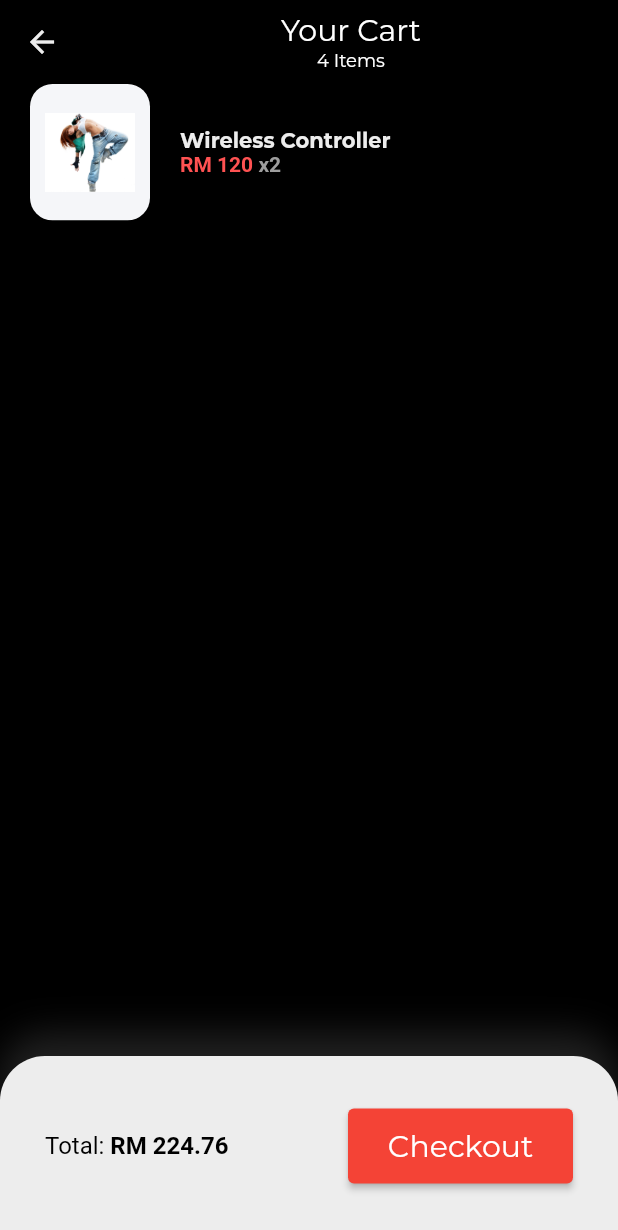
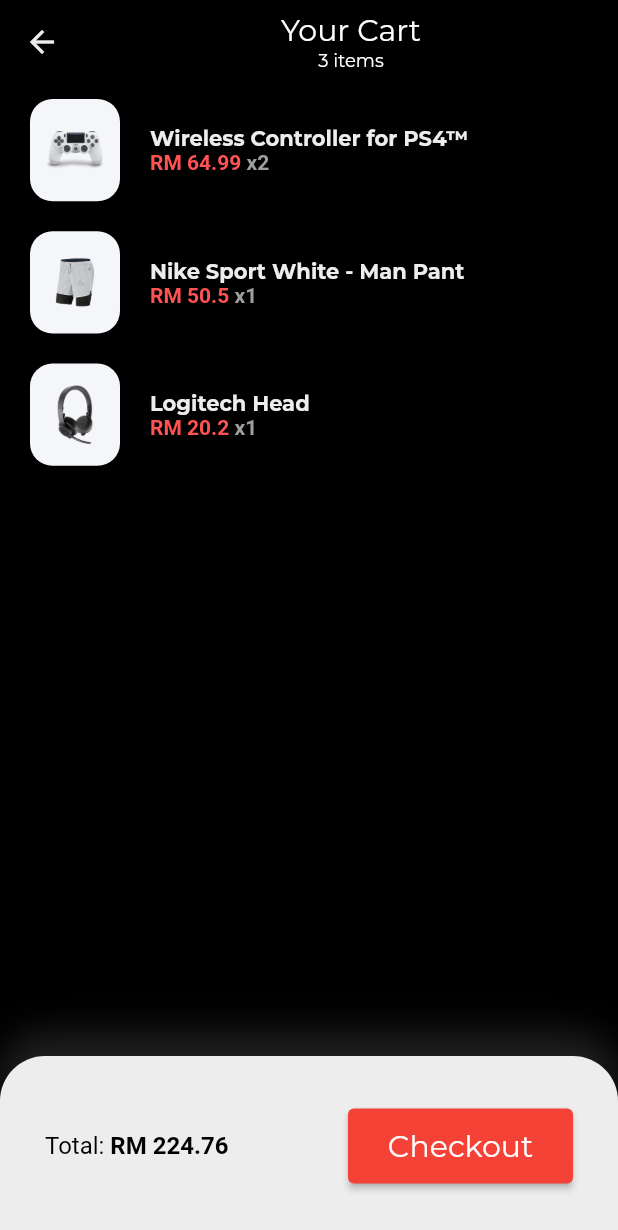
Before and after one commit to hakimdaniall/cartsituios, a Flutter app: the screen it shows after launch, on a phone screen of 412 x 824 dp. Shown: the top 1230 px of the screen. Run offline on Flutter 3.47's test engine with Material 2 defaults, Android fonts, the phone set to English and light mode, and no system bars; our stand-ins replace carousel_pro, flutter_spinkit, flutter_svg, intl_phone_number_input, page_transition, video_player; missing offline and left inert: custom_switch; project files that could hold a hidden picture were left out.

Commit message:
add dismissible in cart screen

```diff
--- a/lib/pages/cart/cart_screen.dart
+++ b/lib/pages/cart/cart_screen.dart
@@ -1,4 +1,5 @@
 import 'package:flutter/material.dart';
+import 'package:tiktok_ui/pages/models/Cart.dart';
 import 'package:tiktok_ui/theme/colors.dart';
 import 'package:tiktok_ui/pages/cart/components/body.dart';
 import 'package:tiktok_ui/pages/cart/components/checkout_card.dart';
@@ -34,7 +35,7 @@
             style: TextStyle(color: Colors.white),
             ),
             Text(
-              '4 Items',
+              '${demoCarts.length} items',
               style: TextStyle(
                 color: Colors.white,
                 fontSize: 12.0,
--- a/lib/pages/cart/components/body.dart
+++ b/lib/pages/cart/components/body.dart
@@ -2,14 +2,50 @@
 import 'package:tiktok_ui/theme/colors.dart';
 import 'cart_item_cart.dart';
 
-class Body extends StatelessWidget {
+import 'package:tiktok_ui/pages/models/Cart.dart';
+import 'package:flutter_svg/flutter_svg.dart';
+
+class Body extends StatefulWidget {
 
   @override
+  _BodyState createState() => _BodyState();
+}
+
+class _BodyState extends State<Body> {
+  @override
   Widget build(BuildContext context) {
-    return Column(
-      children: [
-        CartItemCard(),
-      ],
+    return Padding(
+        padding:
+        EdgeInsets.symmetric(horizontal:20),
+          child: ListView.builder(
+           itemCount: demoCarts.length,
+            itemBuilder: (context, index) => Padding(
+              padding: EdgeInsets.symmetric(vertical: 10),
+               child: Dismissible(
+                key: Key(demoCarts[index].product.id.toString()),
+                 direction: DismissDirection.endToStart,
+                   onDismissed: (direction) {
+                      setState(() {
+                       demoCarts.removeAt(index);
+                        });
+                       },
+                background: Container(
+                  padding: EdgeInsets.symmetric(horizontal: 20),
+                   decoration: BoxDecoration(
+                    color: Color(0xFFFFE6E6),
+                     borderRadius: BorderRadius.circular(15),
+                     ),
+                  child: Row(
+                    children: [
+                     Spacer(),
+                     SvgPicture.asset("assets/icons/Trash.svg"),
+                     ],
+                    ),
+                    ),
+                child:CartItemCard(cart: demoCarts[index]),
+                ),
+              ),
+          ),
     );
   }
 }
--- a/lib/pages/cart/components/cart_item_cart.dart
+++ b/lib/pages/cart/components/cart_item_cart.dart
@@ -1,18 +1,20 @@
 import 'package:flutter/material.dart';
 import 'package:tiktok_ui/theme/colors.dart';
+import 'package:tiktok_ui/pages/models/Cart.dart';
 
 class CartItemCard extends StatelessWidget {
   const CartItemCard({
     Key key,
+    @required this.cart,
   }) : super(key: key);
 
+  final Cart cart;
 
   @override
   Widget build(BuildContext context) {
     return Row(
       children: [
-        SizedBox(width: 20.0, height: 50.0),
-        SizedBox(width: 80,
+        SizedBox(width: 60,
           child: AspectRatio(
             aspectRatio: 0.88,
             child: Container(
@@ -21,7 +23,7 @@
                 color: Color(0xFFF5F6F9),
                 borderRadius: BorderRadius.circular(15),
               ),
-              child: Image.asset('assets/dance/dance_1.jpg'),
+              child: Image.asset(cart.product.images[0]),
             ),
           ),
         ),
@@ -29,7 +31,7 @@
         Column(
           crossAxisAlignment: CrossAxisAlignment.start,
           children: [
-            Text('Wireless Controller',
+            Text(cart.product.title,
               style: TextStyle(
               fontSize: 14,
               fontWeight: FontWeight.bold,
@@ -39,14 +41,14 @@
             ),
             Text.rich(
               TextSpan(
-                  text: 'RM 120',
+                  text: 'RM ${cart.product.price}',
                   style: TextStyle(
                     fontWeight: FontWeight.w600,
                     color: Colors.redAccent,
                   ),
                   children: [
                     TextSpan(
-                      text: ' x2',
+                      text: ' x${cart.numOfItem}',
                       style: TextStyle(
                         color: Colors.grey,
                       ),
--- /dev/null
+++ b/lib/pages/models/Cart.dart
@@ -0,0 +1,19 @@
+import 'package:flutter/material.dart';
+
+import 'Product.dart';
+import 'Product.dart';
+
+class Cart {
+  final Product product;
+  final int numOfItem;
+
+  Cart({@required this.product, @required this.numOfItem});
+}
+
+// Demo data for our cart
+
+List<Cart> demoCarts = [
+  Cart(product: demoProducts[0], numOfItem: 2),
+  Cart(product: demoProducts[1], numOfItem: 1),
+  Cart(product: demoProducts[3], numOfItem: 1),
+];
--- /dev/null
+++ b/lib/pages/models/Product.dart
@@ -0,0 +1,103 @@
+import 'package:flutter/material.dart';
+
+class Product {
+  final int id;
+  final String title, description;
+  final List<String> images;
+  final List<Color> colors;
+  final double rating, price;
+  final bool isFavourite, isPopular;
+
+  Product({
+    @required this.id,
+    @required this.images,
+    @required this.colors,
+    this.rating = 0.0,
+    this.isFavourite = false,
+    this.isPopular = false,
+    @required this.title,
+    @required this.price,
+    @required this.description,
+  });
+}
+
+// Our demo Products
+
+List<Product> demoProducts = [
+  Product(
+    id: 1,
+    images: [
+      "assets/images/ps4_console_white_1.png",
+      "assets/images/ps4_console_white_2.png",
+      "assets/images/ps4_console_white_3.png",
+      "assets/images/ps4_console_white_4.png",
+    ],
+    colors: [
+      Color(0xFFF6625E),
+      Color(0xFF836DB8),
+      Color(0xFFDECB9C),
+      Colors.white,
+    ],
+    title: "Wireless Controller for PS4™",
+    price: 64.99,
+    description: description,
+    rating: 4.8,
+    isFavourite: true,
+    isPopular: true,
+  ),
+  Product(
+    id: 2,
+    images: [
+      "assets/images/Image Popular Product 2.png",
+    ],
+    colors: [
+      Color(0xFFF6625E),
+      Color(0xFF836DB8),
+      Color(0xFFDECB9C),
+      Colors.white,
+    ],
+    title: "Nike Sport White - Man Pant",
+    price: 50.5,
+    description: description,
+    rating: 4.1,
+    isPopular: true,
+  ),
+  Product(
+    id: 3,
+    images: [
+      "assets/images/glap.png",
+    ],
+    colors: [
+      Color(0xFFF6625E),
+      Color(0xFF836DB8),
+      Color(0xFFDECB9C),
+      Colors.white,
+    ],
+    title: "Gloves XC Omega - Polygon",
+    price: 36.55,
+    description: description,
+    rating: 4.1,
+    isFavourite: true,
+    isPopular: true,
+  ),
+  Product(
+    id: 4,
+    images: [
+      "assets/images/wireless headset.png",
+    ],
+    colors: [
+      Color(0xFFF6625E),
+      Color(0xFF836DB8),
+      Color(0xFFDECB9C),
+      Colors.white,
+    ],
+    title: "Logitech Head",
+    price: 20.20,
+    description: description,
+    rating: 4.1,
+    isFavourite: true,
+  ),
+];
+
+const String description =
+    "Wireless Controller for PS4™ gives you what you want in your gaming from over precision control your games to sharing …";
--- a/pubspec.yaml
+++ b/pubspec.yaml
@@ -31,6 +31,7 @@
   intl_phone_number_input: ^0.4.6+2
   flutter_spinkit: ^4.1.2
   url_launcher: ^5.5.0
+  flutter_svg: ^0.19.3
 
 dev_dependencies:
   flutter_test:
@@ -56,6 +57,8 @@
     - assets/laugh/
     - assets/food/
     - assets/user_profile/
+    - assets/images/
+    - assets/icons/
 
   # example:
   fonts:
```
Also changed, not shown: lib/pages/cart/components/checkout_card.dart (+5 -4 lines), assets/icons/Trash.svg (added), assets/images/Image Popular Product 2.png (added), assets/images/glap.png (added), assets/images/ps4_console_white_1.png (added), assets/images/ps4_console_white_2.png (added), assets/images/ps4_console_white_3.png (added), assets/images/ps4_console_white_4.png (added), assets/images/wireless headset.png (added), pubspec.lock.
